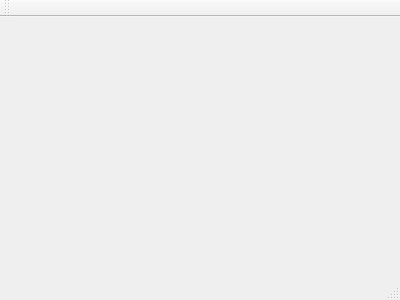
This is mainwindow.ui in andsoft/balls as Qt 5 draws it before an edit. The edited form follows.
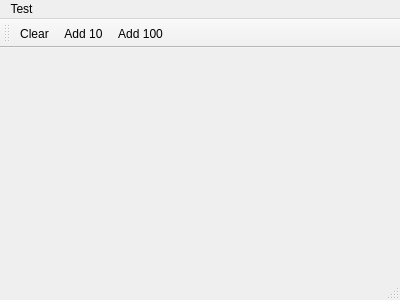
This is the edited form.

```diff
--- a/mainwindow.ui
+++ b/mainwindow.ui
@@ -12,13 +12,62 @@
   <property name="windowTitle" >
    <string>MainWindow</string>
   </property>
-  <widget class="QMenuBar" name="menuBar" />
-  <widget class="QToolBar" name="mainToolBar" />
-  <widget class="QWidget" name="centralWidget" />
-  <widget class="QStatusBar" name="statusBar" />
+  <widget class="QWidget" name="centralWidget"/>
+  <widget class="QMenuBar" name="menuBar">
+   <property name="geometry">
+    <rect>
+     <x>0</x>
+     <y>0</y>
+     <width>400</width>
+     <height>25</height>
+    </rect>
+   </property>
+   <widget class="QMenu" name="menuTest">
+    <property name="title">
+     <string>Test</string>
+    </property>
+    <addaction name="actionClear"/>
+    <addaction name="actionAdd_10"/>
+    <addaction name="actionAdd_100"/>
+    <addaction name="separator"/>
+    <addaction name="actionQuit"/>
+   </widget>
+   <addaction name="menuTest"/>
+  </widget>
+  <widget class="QToolBar" name="mainToolBar">
+   <attribute name="toolBarArea">
+    <enum>TopToolBarArea</enum>
+   </attribute>
+   <attribute name="toolBarBreak">
+    <bool>false</bool>
+   </attribute>
+   <addaction name="actionClear"/>
+   <addaction name="actionAdd_10"/>
+   <addaction name="actionAdd_100"/>
+  </widget>
+  <widget class="QStatusBar" name="statusBar"/>
+  <action name="actionQuit">
+   <property name="text">
+    <string>Quit</string>
+   </property>
+  </action>
+  <action name="actionClear">
+   <property name="text">
+    <string>Clear</string>
+   </property>
+  </action>
+  <action name="actionAdd_10">
+   <property name="text">
+    <string>Add 10 </string>
+   </property>
+  </action>
+  <action name="actionAdd_100">
+   <property name="text">
+    <string>Add 100</string>
+   </property>
+  </action>
  </widget>
- <layoutDefault spacing="6" margin="11" />
- <pixmapfunction></pixmapfunction>
+ <layoutdefault spacing="6" margin="11"/>
  <resources/>
  <connections/>
 </ui>
```
Left out of the diff: 9 changed lines with no effect on the pictures.
